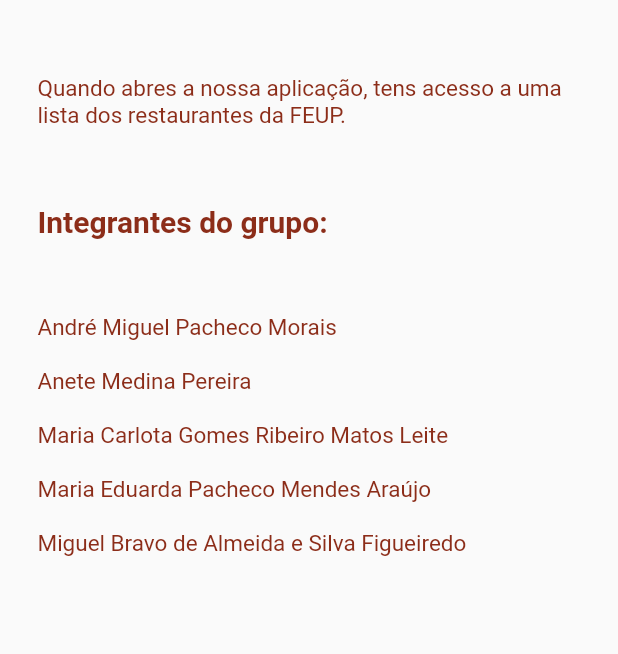
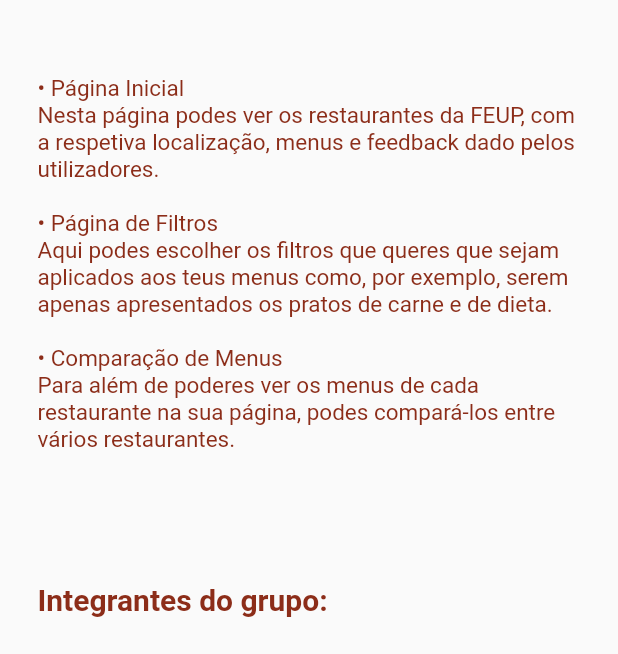
Before and after one commit to LEIC-ES-2021-22/2LEIC06T5, a Flutter app: the AboutPage screen opened directly, on a phone screen of 412 x 824 dp, the part 582-1236 px from its top. Run offline on Flutter 3.47's test engine with Material 2 defaults, Android fonts, the phone set to English and light mode, and no system bars; our stand-ins replace google_maps_flutter.

Commit message:
Finish writing instructions on the aboutPage

```diff
--- a/unimeals/lib/view/pages/aboutPage.dart
+++ b/unimeals/lib/view/pages/aboutPage.dart
@@ -14,8 +14,9 @@ class AboutPage extends StatelessWidget {
         shape: ContinuousRectangleBorder(borderRadius: BorderRadius.only(
             bottomLeft: Radius.circular(60), bottomRight: Radius.circular(60))),
       ),
-      body:
-      Column(
+      body: Container(
+        child: SingleChildScrollView(
+          child: Column(
               crossAxisAlignment: CrossAxisAlignment.stretch,
               children: <Widget>[
                 Container(
@@ -62,7 +63,12 @@ class AboutPage extends StatelessWidget {
                 ),
                 Container(
                   child: Text(
-                'Quando abres a nossa aplicação, tens acesso a uma lista dos restaurantes da FEUP. ',
+                    '• Página Inicial\n'
+                      'Nesta página podes ver os restaurantes da FEUP, com a respetiva localização, menus e feedback dado pelos utilizadores.\n\n'
+                      '• Página de Filtros\n'
+                      'Aqui podes escolher os filtros que queres que sejam aplicados aos teus menus como, por exemplo, serem apenas apresentados os pratos de carne e de dieta.\n\n'
+                      '• Comparação de Menus\n'
+                      'Para além de poderes ver os menus de cada restaurante na sua página, podes compará-los entre vários restaurantes.\n\n',
                     style: TextStyle(
                       fontSize: 15.0,
                       color: mainRed,
@@ -86,13 +92,15 @@ class AboutPage extends StatelessWidget {
                     'André Miguel Pacheco Morais\n\nAnete Medina Pereira\n\nMaria Carlota Gomes Ribeiro Matos Leite\n\nMaria Eduarda Pacheco Mendes Araújo\n\nMiguel Bravo de Almeida e Silva Figueiredo ' ,
                     style: TextStyle(
                       fontSize: 15.0,
-                color: Color(0xFF8C2D19),
+                      color: mainRed,
                     ),
                   ),
                   padding: EdgeInsets.all(25.0),
                 )
               ],
             ),
+        ),
+      ),
     );
   }
 }
```
Lines whose indentation alone changed are shown as unchanged.
